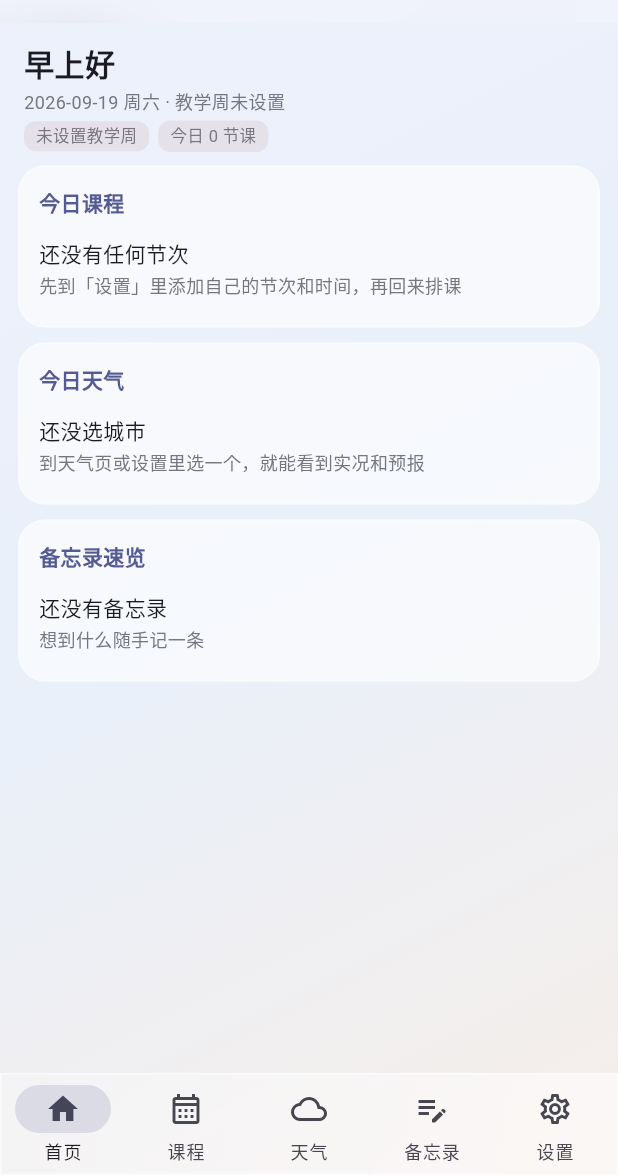
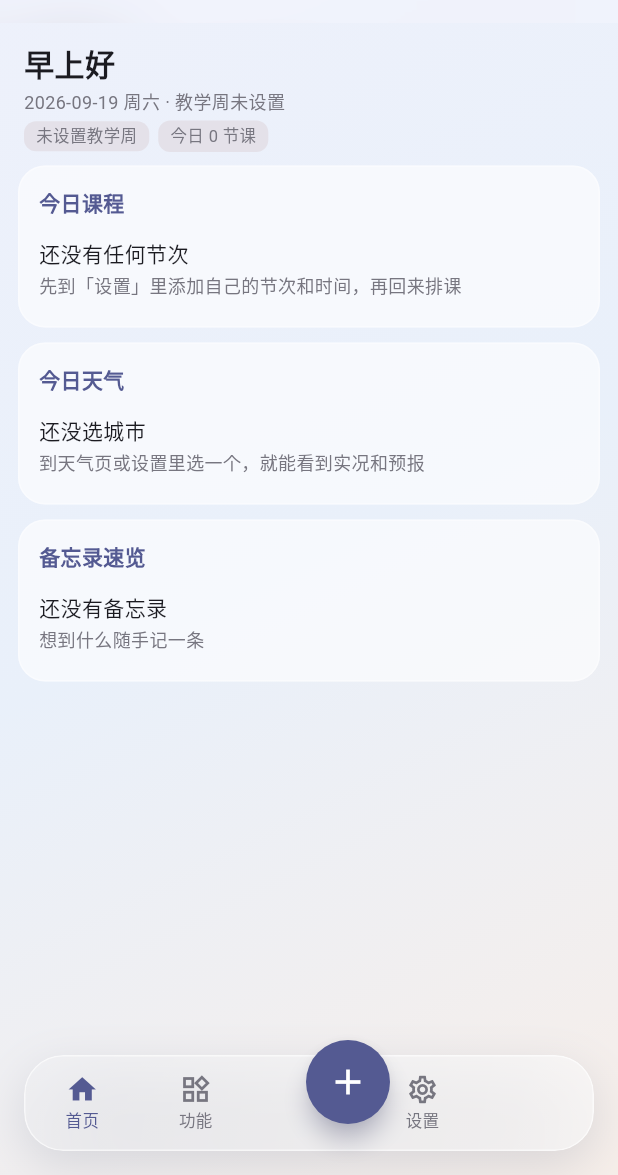
Before and after one commit to youkeisen/CloudLife, a Flutter app: the screen it shows after launch, on a phone screen of 412 x 824 dp, the part 61-1236 px from its top. Run offline on Flutter 3.47's test engine with Material 3 defaults, Android fonts, the light colour scheme and no system bars; our stand-ins replace file_picker, geolocator; missing offline and left inert: syncfusion_flutter_pdf.

Commit message:
手机版 1.3.0：底栏改悬浮胶囊（中间凸起＋快速新建备忘录）；新增功能模块页（课程/天气/备忘录收进去）；PDF 第二种格式（班级课表）解析器初版（待完善）

```diff
--- a/mobile/lib/ui/home_shell.dart
+++ b/mobile/lib/ui/home_shell.dart
@@ -2,17 +2,20 @@ import 'dart:ui';
 
 import 'package:flutter/material.dart';
 
+import '../models.dart';
 import '../store.dart';
+import '../weather_api.dart';
 import '../week.dart';
-import 'courses_page.dart';
+import 'features_page.dart';
 import 'glass.dart';
 import 'home_page.dart';
 import 'notes_page.dart';
 import 'settings_page.dart';
-import '../weather_api.dart';
-import 'weather_page.dart';
 
-/// 底部五 Tab 的主框架：首页 / 课程 / 天气 / 备忘录 / 设置。
+/// 主框架：底部悬浮胶囊栏（首页 / 功能 / ＋ / 设置）。
+///
+/// 课程、天气、备忘录都收进「功能」页里了，底栏只留三个主入口 +
+/// 一个凸起的「＋」（快速新建备忘录）——参考图上那种悬浮式底栏。
 class HomeShell extends StatefulWidget {
   const HomeShell({
     super.key,
@@ -30,7 +33,7 @@ class HomeShell extends StatefulWidget {
   /// 测试钩子：透传给设置页（选备份 zip 的假实现）。
   final Future<List<int>?> Function()? pickZip;
 
-  /// 测试钩子：透传给设置页（假天气接口）。
+  /// 测试钩子：透传给设置页/功能页（假天气接口）。
   final WeatherApi? api;
 
   @override
@@ -40,29 +43,43 @@ class HomeShell extends StatefulWidget {
 class _HomeShellState extends State<HomeShell> {
   int _index = 0;
 
-  static const List<String> _labels = <String>['首页', '课程', '天气', '备忘录', '设置'];
+  static const List<String> _labels = <String>['首页', '功能', '设置'];
   static const List<IconData> _icons = <IconData>[
     Icons.home_outlined,
-    Icons.calendar_month_outlined,
-    Icons.cloud_outlined,
-    Icons.edit_note_outlined,
+    Icons.widgets_outlined,
     Icons.settings_outlined,
   ];
   static const List<IconData> _iconsOn = <IconData>[
     Icons.home,
-    Icons.calendar_month,
-    Icons.cloud,
-    Icons.edit_note,
+    Icons.widgets,
     Icons.settings,
   ];
 
   String get _title => _labels[_index];
 
-  /// 首页点了某条备忘录：切到备忘录 Tab 并直接打开那条（对齐电脑版行为）。
+  /// 首页点了某条备忘录：直接打开那条（不再切 Tab，备忘录已经收进功能页）。
   void _openNoteFromHome(String noteId) {
-    setState(() => _index = 3);
     Navigator.of(context).push(MaterialPageRoute<void>(
       builder: (_) => NoteEditPage(store: widget.store, noteId: noteId),
+    ));
+  }
+
+  /// 底栏中间那个凸起的「＋」：新建一条备忘录并直接进编辑页。
+  void _quickAddNote() {
+    final notes = widget.store.notes();
+    final now = Store.nowIso();
+    final note = Note(
+      id: widget.store.newId('n'),
+      title: '',
+      type: 'text',
+      tags: <String>[],
+      createdAt: now,
+      updatedAt: now,
+    );
+    notes.notes.add(note);
+    widget.store.saveNotes(notes);
+    Navigator.of(context).push(MaterialPageRoute<void>(
+      builder: (_) => NoteEditPage(store: widget.store, noteId: note.id),
     ));
   }
 
@@ -91,13 +108,90 @@ class _HomeShellState extends State<HomeShell> {
     );
   }
 
+  Widget _barItem(int i) {
+    final cs = Theme.of(context).colorScheme;
+    final on = _index == i;
+    return Expanded(
+      child: InkWell(
+        key: ValueKey('tab-${_labels[i]}'),
+        borderRadius: BorderRadius.circular(18),
+        onTap: () => setState(() => _index = i),
+        child: Column(
+          mainAxisAlignment: MainAxisAlignment.center,
+          children: <Widget>[
+            Icon(on ? _iconsOn[i] : _icons[i],
+                size: 22, color: on ? cs.primary : cs.outline),
+            const SizedBox(height: 2),
+            Text(_labels[i],
+                style: TextStyle(
+                  fontSize: 11,
+                  color: on ? cs.primary : cs.outline,
+                  fontWeight: on ? FontWeight.w500 : FontWeight.normal,
+                )),
+          ],
+        ),
+      ),
+    );
+  }
+
+  /// 底栏：一块悬浮的玻璃胶囊，中间一个凸起的「＋」。
+  Widget _floatingBar() {
+    final cs = Theme.of(context).colorScheme;
+    return Padding(
+      padding: const EdgeInsets.fromLTRB(16, 0, 16, 14),
+      child: SizedBox(
+        height: 68,
+        child: Stack(
+          clipBehavior: Clip.none,
+          alignment: Alignment.center,
+          children: <Widget>[
+            Glass(
+              radius: 26,
+              blur: 26,
+              child: SizedBox(
+                height: 62,
+                child: Row(
+                  children: <Widget>[
+                    _barItem(0),
+                    _barItem(1),
+                    const Expanded(child: SizedBox()), // 给中间的「＋」让位
+                    _barItem(2),
+                    const Expanded(child: SizedBox(width: 0)),
+                  ],
+                ),
+              ),
+            ),
+            // 凸起的圆形「＋」：新建备忘录
+            Transform.translate(
+              offset: const Offset(26, -14),
+              child: SizedBox(
+                width: 56,
+                height: 56,
+                child: Material(
+                  key: const ValueKey('tab-quick-add'),
+                  color: cs.primary,
+                  shape: const CircleBorder(),
+                  elevation: 6,
+                  shadowColor: cs.primary.withValues(alpha: 0.5),
+                  child: InkWell(
+                    customBorder: const CircleBorder(),
+                    onTap: _quickAddNote,
+                    child: const Icon(Icons.add, color: Colors.white, size: 28),
+                  ),
+                ),
+              ),
+            ),
+          ],
+        ),
+      ),
+    );
+  }
+
   @override
   Widget build(BuildContext context) {
     final pages = <Widget>[
       HomePage(store: widget.store, onOpenNote: _openNoteFromHome),
-      CoursesPage(store: widget.store),
-      WeatherPage(store: widget.store),
-      NotesPage(store: widget.store),
+      FeaturesPage(store: widget.store, api: widget.api, pickZip: widget.pickZip),
       SettingsPage(
         store: widget.store,
         onChanged: widget.onSettingsChanged,
@@ -135,23 +229,7 @@ class _HomeShellState extends State<HomeShell> {
           key: ValueKey<String>(_labels[_index]),
           child: pages[_index],
         ),
-        bottomNavigationBar: Glass(
-          blur: 24,
-          child: NavigationBar(
-            backgroundColor: Colors.transparent,
-            surfaceTintColor: Colors.transparent,
-            selectedIndex: _index,
-            onDestinationSelected: (int i) => setState(() => _index = i),
-            destinations: <Widget>[
-              for (var i = 0; i < _labels.length; i++)
-                NavigationDestination(
-                  icon: Icon(_icons[i]),
-                  selectedIcon: Icon(_iconsOn[i]),
-                  label: _labels[i],
-                ),
-            ],
-          ),
-        ),
+        bottomNavigationBar: _floatingBar(),
       ),
     );
   }
```
Also changed, not shown: mobile/lib/pdf_timetable.dart (+41 -14 lines), mobile/lib/pdf_timetable_v2.dart (added, +249 -0 lines), mobile/lib/ui/courses_page.dart (+21 -1 lines), mobile/lib/ui/features_page.dart (added, +140 -0 lines), mobile/pubspec.yaml (+4 -3 lines), mobile/tool/pdf_check_v2_test.dart (added, +77 -0 lines), 2 other files.
